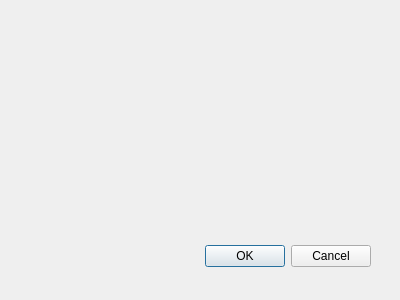
Above: dialog_plevels.ui from braubergiag/ModelDistribution before the change. Below: the same form after it.
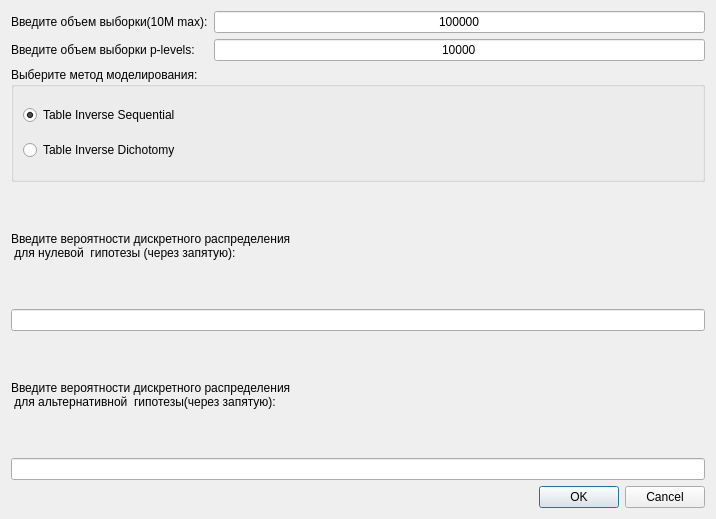
That is the form after the change.

Commit message: Class Model was Added

Diff of the .ui file:
```diff
--- a/dialog_plevels.ui
+++ b/dialog_plevels.ui
@@ -8,29 +8,118 @@
    <rect>
     <x>0</x>
     <y>0</y>
-    <width>400</width>
-    <height>300</height>
+    <width>716</width>
+    <height>519</height>
    </rect>
   </property>
   <property name="windowTitle">
    <string>Dialog</string>
   </property>
-  <widget class="QDialogButtonBox" name="buttonBox">
-   <property name="geometry">
-    <rect>
-     <x>30</x>
-     <y>240</y>
-     <width>341</width>
-     <height>32</height>
-    </rect>
-   </property>
-   <property name="orientation">
-    <enum>Qt::Horizontal</enum>
-   </property>
-   <property name="standardButtons">
-    <set>QDialogButtonBox::Cancel|QDialogButtonBox::Ok</set>
-   </property>
-  </widget>
+  <layout class="QVBoxLayout" name="verticalLayout_2">
+   <item>
+    <layout class="QGridLayout" name="gridLayout">
+     <item row="0" column="3">
+      <widget class="QLineEdit" name="lbSampleSize">
+       <property name="text">
+        <string>100000</string>
+       </property>
+       <property name="alignment">
+        <set>Qt::AlignCenter</set>
+       </property>
+      </widget>
+     </item>
+     <item row="0" column="0" colspan="2">
+      <widget class="QLabel" name="label">
+       <property name="text">
+        <string>Введите объем выборки(10M max):</string>
+       </property>
+      </widget>
+     </item>
+     <item row="1" column="3">
+      <widget class="QLineEdit" name="lbPlevelsSize">
+       <property name="text">
+        <string>10000</string>
+       </property>
+       <property name="alignment">
+        <set>Qt::AlignCenter</set>
+       </property>
+      </widget>
+     </item>
+     <item row="1" column="0" colspan="2">
+      <widget class="QLabel" name="label_4">
+       <property name="text">
+        <string>Введите объем выборки p-levels:</string>
+       </property>
+      </widget>
+     </item>
+    </layout>
+   </item>
+   <item>
+    <widget class="QGroupBox" name="groupBox">
+     <property name="title">
+      <string>Выберите метод моделирования:</string>
+     </property>
+     <layout class="QVBoxLayout" name="verticalLayout">
+      <item>
+       <widget class="QRadioButton" name="rbTIS">
+        <property name="text">
+         <string>Table Inverse Sequential</string>
+        </property>
+        <property name="checked">
+         <bool>true</bool>
+        </property>
+       </widget>
+      </item>
+      <item>
+       <widget class="QRadioButton" name="rbTID">
+        <property name="text">
+         <string>Table Inverse Dichotomy</string>
+        </property>
+       </widget>
+      </item>
+     </layout>
+    </widget>
+   </item>
+   <item>
+    <widget class="QLabel" name="label_3">
+     <property name="text">
+      <string>Введите вероятности дискретного распределения 
+ для нулевой  гипотезы (через запятую):</string>
+     </property>
+    </widget>
+   </item>
+   <item>
+    <widget class="QLineEdit" name="txtProbsH0">
+     <property name="inputMask">
+      <string/>
+     </property>
+     <property name="text">
+      <string/>
+     </property>
+    </widget>
+   </item>
+   <item>
+    <widget class="QLabel" name="label_2">
+     <property name="text">
+      <string>Введите вероятности дискретного распределения  
+ для альтернативной  гипотезы(через запятую):</string>
+     </property>
+    </widget>
+   </item>
+   <item>
+    <widget class="QLineEdit" name="txtProbsH1"/>
+   </item>
+   <item>
+    <widget class="QDialogButtonBox" name="buttonBox">
+     <property name="orientation">
+      <enum>Qt::Horizontal</enum>
+     </property>
+     <property name="standardButtons">
+      <set>QDialogButtonBox::Cancel|QDialogButtonBox::Ok</set>
+     </property>
+    </widget>
+   </item>
+  </layout>
  </widget>
  <pixmapfunction/>
  <resources/>
```
Left out of the diff: 13 changed lines with no effect on the pictures. The commit also changes 13 other files.
